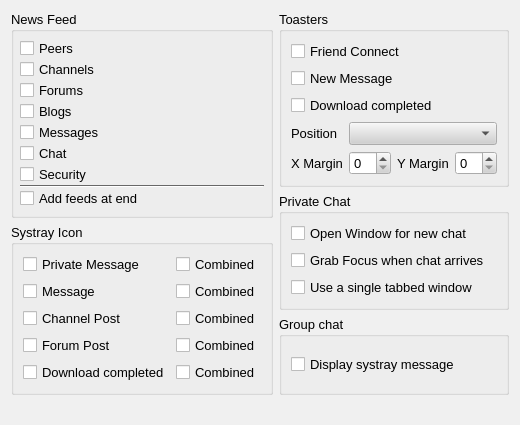
The window that retroshare-gui/src/gui/settings/NotifyPage.ui (RetroShare/RetroShare) describes before a commit, drawn with Qt 5.
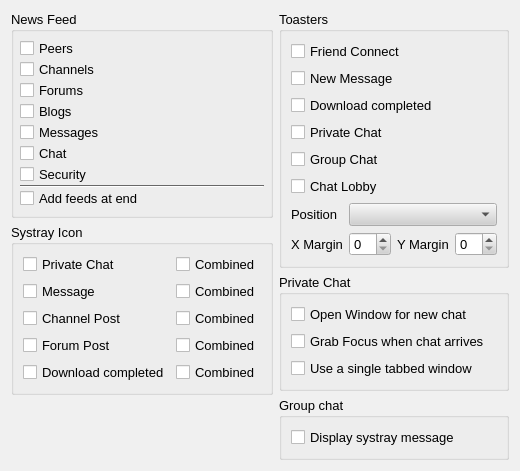
The same window after the commit.

Commit message: Added three new toasters - private chat, group chat and chat lobby. Fixed some utf8 issues in toasters and feeds. Fixed german language.

Diff of the .ui file:
```diff
--- a/retroshare-gui/src/gui/settings/NotifyPage.ui
+++ b/retroshare-gui/src/gui/settings/NotifyPage.ui
@@ -593,7 +593,7 @@
             <item row="0" column="0">
              <widget class="QCheckBox" name="trayNotify_PrivateChat">
               <property name="text">
-               <string>Private Message</string>
+               <string>Private Chat</string>
               </property>
              </widget>
             </item>
@@ -715,6 +715,27 @@
             </property>
            </widget>
           </item>
+          <item>
+           <widget class="QCheckBox" name="popup_PrivateChat">
+            <property name="text">
+             <string>Private Chat</string>
+            </property>
+           </widget>
+          </item>
+          <item>
+           <widget class="QCheckBox" name="popup_GroupChat">
+            <property name="text">
+             <string>Group Chat</string>
+            </property>
+           </widget>
+          </item>
+          <item>
+           <widget class="QCheckBox" name="popup_ChatLobby">
+            <property name="text">
+             <string>Chat Lobby</string>
+            </property>
+           </widget>
+          </item>
           <item>
            <layout class="QGridLayout" name="gridLayout">
             <item row="1" column="0">
```
The commit also changes 31 other files.
